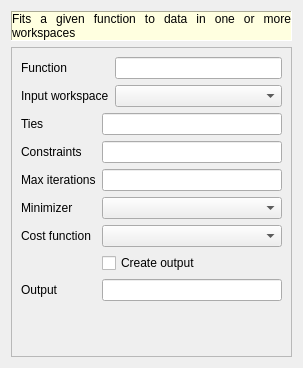
Qt form Code/Mantid/MantidQt/CustomDialogs/inc/MantidQtCustomDialogs/FitDialog.ui (mantidproject/mantid) before a commit.
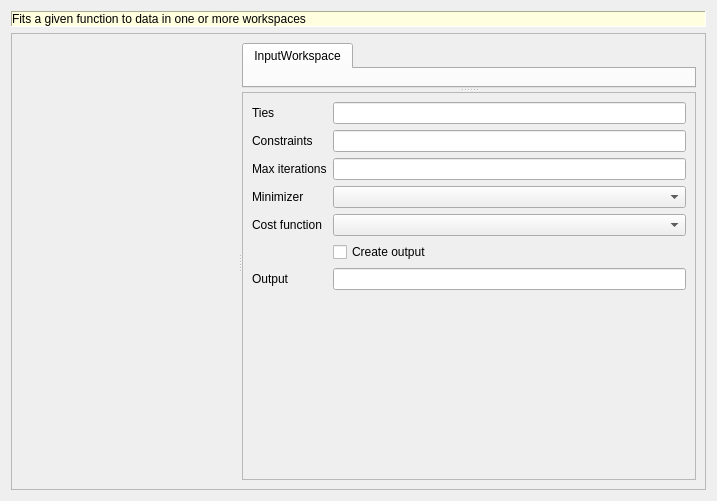
The same form after that commit. Custom widgets are drawn as their Qt base class.

What changed in the file:
```diff
--- a/Code/Mantid/MantidQt/CustomDialogs/inc/MantidQtCustomDialogs/FitDialog.ui
+++ b/Code/Mantid/MantidQt/CustomDialogs/inc/MantidQtCustomDialogs/FitDialog.ui
@@ -6,8 +6,8 @@
    <rect>
     <x>0</x>
     <y>0</y>
-    <width>303</width>
-    <height>368</height>
+    <width>717</width>
+    <height>501</height>
    </rect>
   </property>
   <property name="windowTitle">
@@ -134,6 +134,40 @@
     </widget>
    </item>
    <item>
+    <widget class="QScrollArea" name="scrollArea_2">
+     <property name="widgetResizable">
+      <bool>true</bool>
+     </property>
+     <widget class="QWidget" name="widget">
+      <property name="geometry">
+       <rect>
+        <x>0</x>
+        <y>0</y>
+        <width>697</width>
+        <height>456</height>
+       </rect>
+      </property>
+      <layout class="QVBoxLayout" name="staticLayout">
+       <item>
+        <widget class="QSplitter" name="splitter_2">
+         <property name="orientation">
+          <enum>Qt::Horizontal</enum>
+         </property>
+         <widget class="MantidQt::MantidWidgets::FunctionBrowser" name="function" native="true"/>
+         <widget class="QSplitter" name="splitter">
+          <property name="orientation">
+           <enum>Qt::Vertical</enum>
+          </property>
+          <widget class="QTabWidget" name="tabWidget">
+           <property name="currentIndex">
+            <number>0</number>
+           </property>
+           <widget class="QWidget" name="tab">
+            <attribute name="title">
+             <string>InputWorkspace</string>
+            </attribute>
+           </widget>
+          </widget>
     <widget class="QScrollArea" name="scrollArea">
      <property name="widgetResizable">
       <bool>true</bool>
@@ -143,37 +177,31 @@
        <rect>
         <x>0</x>
         <y>0</y>
-        <width>283</width>
-        <height>323</height>
-       </rect>
-      </property>
-      <layout class="QVBoxLayout" name="mainLayout">
-       <item>
-        <layout class="QGridLayout" name="topLayout">
+              <width>466</width>
+              <height>387</height>
+             </rect>
+            </property>
+            <layout class="QGridLayout" name="gridLayout">
          <item row="0" column="0">
-          <widget class="QLabel" name="label">
+              <widget class="QLabel" name="label_7">
            <property name="text">
-            <string>Function</string>
+                <string>Ties</string>
            </property>
           </widget>
          </item>
          <item row="0" column="1">
-          <widget class="QLineEdit" name="leFunction"/>
+              <widget class="QLineEdit" name="leTies"/>
          </item>
          <item row="1" column="0">
-          <widget class="QLabel" name="label_8">
+              <widget class="QLabel" name="label_9">
            <property name="text">
-            <string>Input workspace</string>
+                <string>Constraints</string>
            </property>
           </widget>
          </item>
          <item row="1" column="1">
-          <widget class="QComboBox" name="cbInputWorkspace"/>
-         </item>
-        </layout>
-       </item>
-       <item>
-        <layout class="QGridLayout" name="bottomLayout">
+              <widget class="QLineEdit" name="leConstraints"/>
+             </item>
          <item row="2" column="0">
           <widget class="QLabel" name="label_3">
            <property name="text">
@@ -221,29 +249,7 @@
          <item row="6" column="1">
           <widget class="QLineEdit" name="leOutput"/>
          </item>
-         <item row="0" column="0">
-          <widget class="QLabel" name="label_7">
-           <property name="text">
-            <string>Ties</string>
-           </property>
-          </widget>
-         </item>
-         <item row="0" column="1">
-          <widget class="QLineEdit" name="leTies"/>
-         </item>
-         <item row="1" column="0">
-          <widget class="QLabel" name="label_9">
-           <property name="text">
-            <string>Constraints</string>
-           </property>
-          </widget>
-         </item>
-         <item row="1" column="1">
-          <widget class="QLineEdit" name="leConstraints"/>
-         </item>
-        </layout>
-       </item>
-       <item>
+             <item row="7" column="0">
         <spacer name="verticalSpacer">
          <property name="orientation">
           <enum>Qt::Vertical</enum>
@@ -259,9 +265,23 @@
       </layout>
      </widget>
     </widget>
+         </widget>
+        </widget>
    </item>
   </layout>
  </widget>
+    </widget>
+   </item>
+  </layout>
+ </widget>
+ <customwidgets>
+  <customwidget>
+   <class>MantidQt::MantidWidgets::FunctionBrowser</class>
+   <extends>QWidget</extends>
+   <header>MantidQtMantidWidgets/FunctionBrowser.h</header>
+   <container>1</container>
+  </customwidget>
+ </customwidgets>
  <resources/>
  <connections/>
 </ui>
```
Lines whose indentation alone changed are shown as unchanged.
